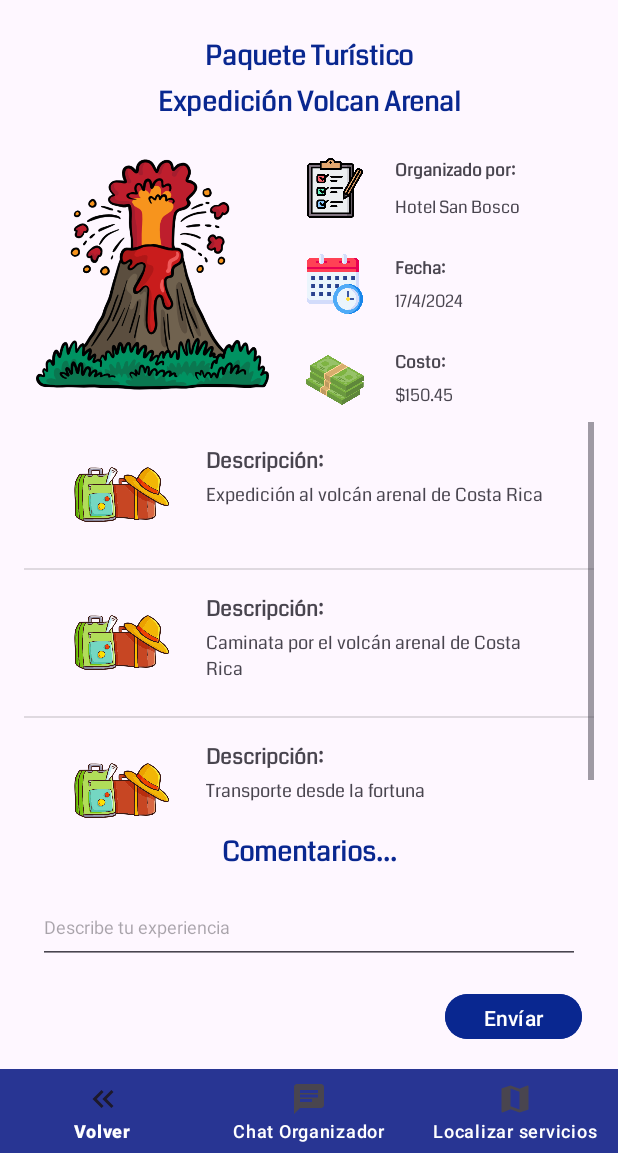
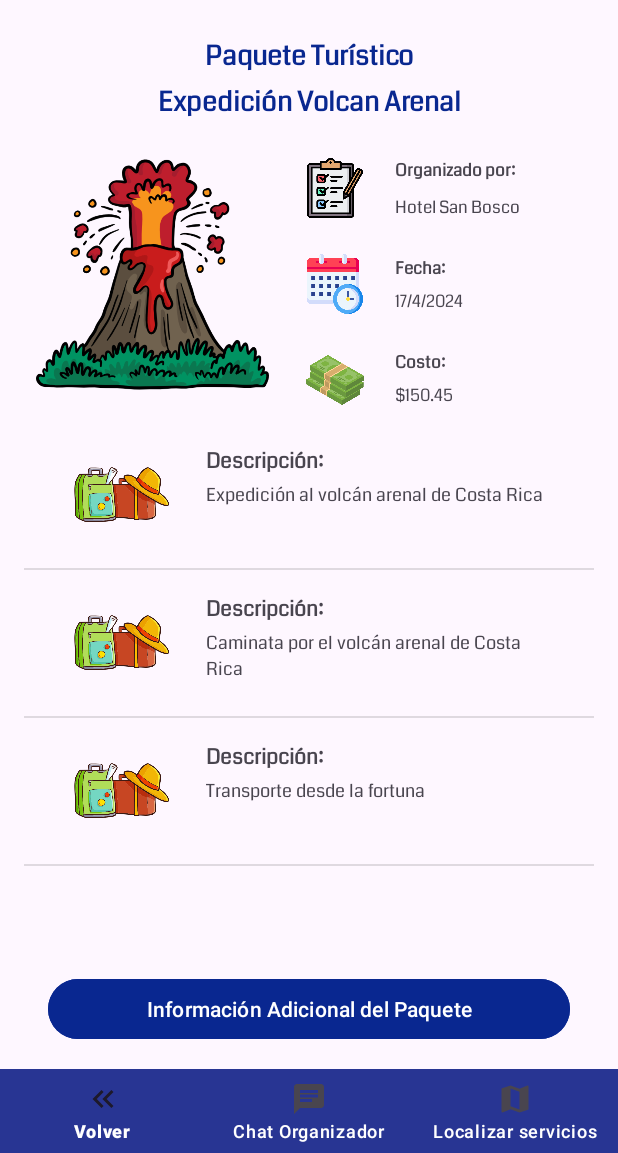
Before and after one commit to juanfra312003/pack-my-trip, an Android app: the PackageTouristActivity screen opened directly, with no data from a screen before it, after a tap on "Expedición Volcan Arenal", on a phone screen of 412 x 824 dp, the part 83-1236 px from its top. Run offline under Robolectric (Android 15) with nearby library versions, the phone set to English and light mode, and no system bars; 7 statements that could not run were skipped.

Commit message:
Feature: Details Package XML

```diff
--- a/app/build.gradle.kts
+++ b/app/build.gradle.kts
@@ -55,6 +55,7 @@ dependencies {
     implementation("org.osmdroid:osmdroid-android:6.1.17")
     implementation("com.google.maps:google-maps-services:0.15.0")
     implementation("androidx.preference:preference-ktx:1.2.1")
+    implementation ("com.dmitryborodin:pdfview-android:1.1.0")
     implementation ("com.squareup.okhttp3:okhttp:4.9.0")
     implementation("com.google.android.libraries.places:places:3.2.0")
     implementation("androidx.compose.ui:ui-graphics-android:1.5.3")
--- a/app/src/main/res/layout/activity_package_tourist.xml
+++ b/app/src/main/res/layout/activity_package_tourist.xml
@@ -96,12 +96,11 @@
         android:layout_marginTop="8dp"
         android:layout_marginEnd="16dp"
         android:layout_marginBottom="8dp"
-        app:layout_constraintBottom_toTopOf="@+id/experienciaTextField"
+        app:layout_constraintBottom_toTopOf="@+id/buttonInfoAditionalPackage"
         app:layout_constraintEnd_toEndOf="parent"
         app:layout_constraintHorizontal_bias="1.0"
         app:layout_constraintStart_toStartOf="parent"
-        app:layout_constraintTop_toBottomOf="@+id/imageView_cost"
-        app:layout_constraintVertical_bias="1.0" />
+        app:layout_constraintTop_toBottomOf="@+id/imageView_cost" />
 
 
 
@@ -186,49 +185,6 @@
         app:layout_constraintStart_toEndOf="@+id/imageView_cost"
         app:layout_constraintTop_toBottomOf="@+id/text_costo" />
 
-    <EditText
-        android:id="@+id/comentariosEditableText"
-        android:layout_width="361dp"
-        android:layout_height="49dp"
-        android:layout_marginStart="24dp"
-        android:layout_marginEnd="24dp"
-        android:layout_marginBottom="16dp"
-        android:ems="10"
-        android:hint="Describe tu experiencia"
-        android:inputType="text"
-        android:textSize="12sp"
-        app:layout_constraintBottom_toTopOf="@+id/buttonSendComments"
-        app:layout_constraintEnd_toEndOf="parent"
-        app:layout_constraintStart_toStartOf="parent" />
-
-    <Button
-        android:id="@+id/buttonSendComments"
-        android:layout_width="91dp"
-        android:layout_height="38dp"
-        android:layout_marginEnd="24dp"
-        android:layout_marginBottom="16dp"
-        android:backgroundTint="#092790"
-        android:text="Envíar"
-        app:layout_constraintBottom_toTopOf="@+id/bottomNavigationViewTourist"
-        app:layout_constraintEnd_toEndOf="parent"
-        tools:ignore="TouchTargetSizeCheck" />
-
-    <TextView
-        android:id="@+id/experienciaTextField"
-        android:layout_width="wrap_content"
-        android:layout_height="wrap_content"
-        android:layout_marginStart="32dp"
-        android:layout_marginEnd="32dp"
-        android:layout_marginBottom="12dp"
-        android:fontFamily="@font/coda"
-        android:text="Comentarios..."
-        android:textColor="#092790"
-        android:textSize="18sp"
-        android:textStyle="bold"
-        app:layout_constraintBottom_toTopOf="@+id/comentariosEditableText"
-        app:layout_constraintEnd_toEndOf="parent"
-        app:layout_constraintStart_toStartOf="parent" />
-
     <com.google.android.material.bottomnavigation.BottomNavigationView
         android:id="@+id/bottomNavigationViewTourist"
         style="@style/Widget.Design.BottomNavigationView"
@@ -240,4 +196,17 @@
         app:layout_constraintEnd_toEndOf="parent"
         app:layout_constraintStart_toStartOf="parent"
         app:menu="@menu/navbar_tourist" />
+
+    <Button
+        android:id="@+id/buttonInfoAditionalPackage"
+        android:layout_width="0dp"
+        android:layout_height="wrap_content"
+        android:layout_marginStart="32dp"
+        android:layout_marginEnd="32dp"
+        android:backgroundTint="#092790"
+        android:layout_marginBottom="16dp"
+        android:text="Información Adicional del Paquete"
+        app:layout_constraintBottom_toTopOf="@+id/bottomNavigationViewTourist"
+        app:layout_constraintEnd_toEndOf="parent"
+        app:layout_constraintStart_toStartOf="parent" />
 </androidx.constraintlayout.widget.ConstraintLayout>
```
Also changed, not shown: app/src/main/AndroidManifest.xml (+9 -6 lines), app/src/main/java/dev/pack_my_trip/activities/tourist_activities/DetailsPackageTourist.kt (added, +25 -0 lines), app/src/main/java/dev/pack_my_trip/activities/tourist_activities/PackageTouristActivity.kt (+21 -10 lines), app/src/main/res/layout/activity_details_package_tourist.xml (added, +190 -0 lines), app/src/main/res/drawable/enviar_comentarios.png (added), app/src/main/res/drawable/factura_tourist.png (added).
